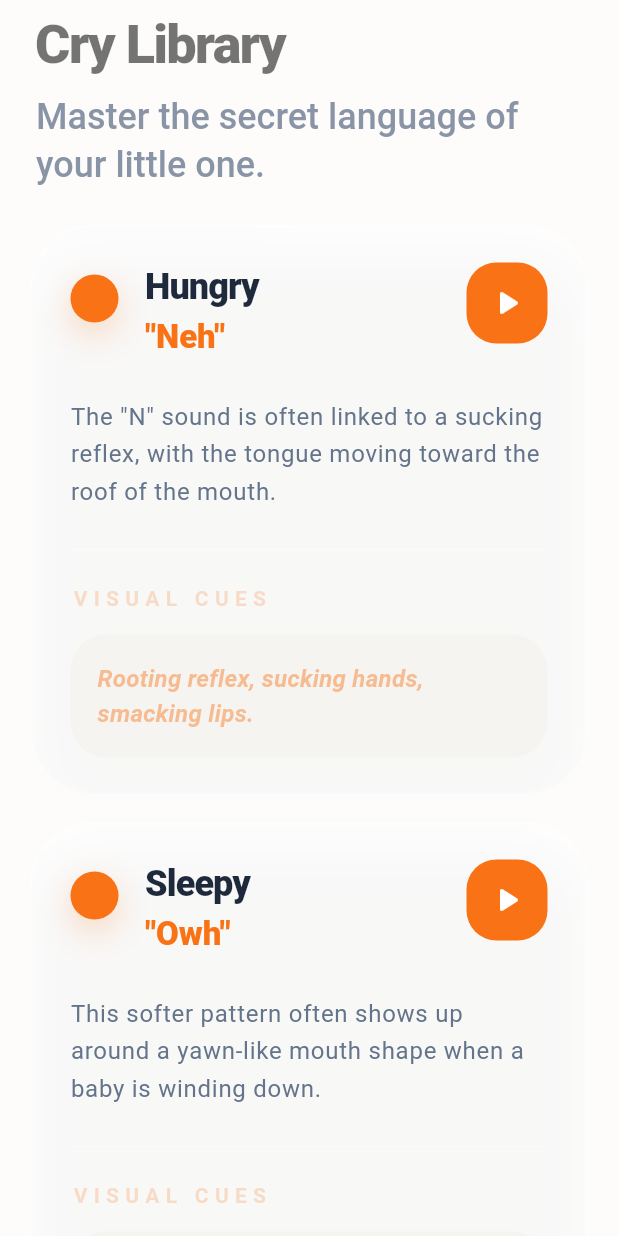
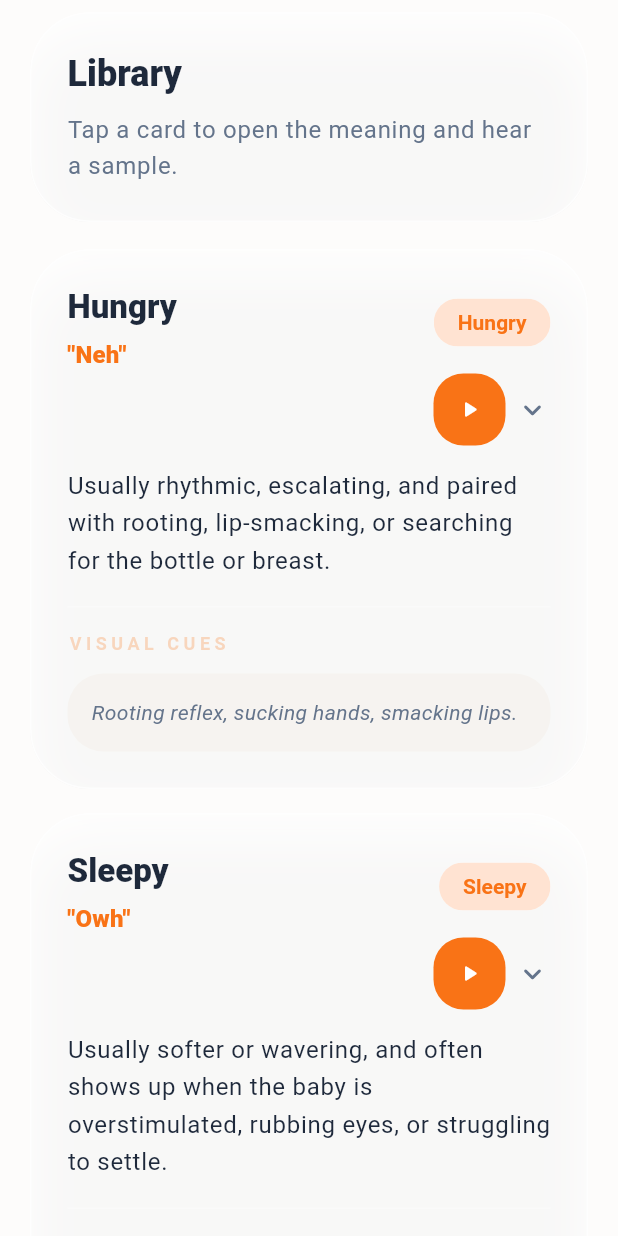
Before and after one commit to fuhao808/ai-baby-cry-copilot, a Flutter app: the GuideScreen widget shown alone on an empty page, opened directly, on a phone screen of 412 x 824 dp. Run offline on Flutter 3.47's test engine with Material 3 defaults, Android fonts, the phone set to English and light mode, and no system bars; our stand-ins replace cloud_firestore, dio, file_picker, firebase_auth, firebase_core, firebase_storage and 3 more; missing offline and left inert: audio_session, record; accounts and stored records are empty; statements that could not run were skipped.

Commit message:
Restore library style and inline cues

```diff
--- a/frontend/lib/data/sample_cry_catalog.dart
+++ b/frontend/lib/data/sample_cry_catalog.dart
@@ -4,10 +4,16 @@ const sampleCryCatalog = <SampleCry>[
   SampleCry(
     id: 'hungry',
     title: 'Hungry',
-    pattern: '"Neh"',
+    topLabel: 'Hungry',
+    soundLike: '"Neh"',
     summary:
-        'The "N" sound is often linked to a sucking reflex, with the tongue moving toward the roof of the mouth.',
-    visualCues: 'Rooting reflex, sucking hands, smacking lips.',
+        'Usually rhythmic, escalating, and paired with rooting, lip-smacking, or searching for the bottle or breast.',
+    details: [
+      'The cry may repeat in short bursts and build if feeding is delayed.',
+      'Look for turning the head side to side or bringing hands toward the mouth.',
+      'The "N" sound is often linked to a sucking reflex, with the tongue moving toward the roof of the mouth.',
+    ],
+    visualCue: 'Rooting reflex, sucking hands, smacking lips.',
     assetPath: 'assets/samples/hungry_sample.wav',
     fileName: 'hungry_sample.wav',
     previewStartSeconds: 0.0,
@@ -15,10 +21,16 @@ const sampleCryCatalog = <SampleCry>[
   SampleCry(
     id: 'sleepy',
     title: 'Sleepy',
-    pattern: '"Owh"',
+    topLabel: 'Sleepy',
+    soundLike: '"Owh"',
     summary:
-        'This softer pattern often shows up around a yawn-like mouth shape when a baby is winding down.',
-    visualCues: 'Rubbing eyes, zoning out, slower blinking, harder settling.',
+        'Usually softer or wavering, and often shows up when the baby is overstimulated, rubbing eyes, or struggling to settle.',
+    details: [
+      'The pattern may sound more breathy or tired than urgent.',
+      'A winding-down routine, dim light, or swaddle may help if the baby is otherwise comfortable.',
+      'This cue often appears around a yawn-like mouth shape when a baby is drifting toward sleep.',
+    ],
+    visualCue: 'Rubbing eyes, zoning out, slower blinking, harder settling.',
     assetPath: 'assets/samples/sleepy_sample.wav',
     fileName: 'sleepy_sample.wav',
     previewStartSeconds: 0.66,
@@ -26,10 +38,16 @@ const sampleCryCatalog = <SampleCry>[
   SampleCry(
     id: 'pain_gas',
     title: 'Pain / Gas',
-    pattern: '"Eairh"',
+    topLabel: 'Pain/Gas',
+    soundLike: '"Eairh"',
     summary:
-        'This tighter, more strained sound is commonly associated with belly pressure or a tense discomfort response.',
-    visualCues: 'Leg tucking, arching back, sudden tension, grimacing.',
+        'This pattern is often sharper, tighter, or more sudden, and may come with leg tucking, arching, or obvious discomfort.',
+    details: [
+      'Burping, bicycle legs, and checking pressure points like diaper and clothing are good first actions.',
+      'If a cry sounds unusual, persistent, or extreme, caregivers should not rely on an app alone.',
+      'The tighter "eairh" pattern is often associated with belly pressure or a tense discomfort response.',
+    ],
+    visualCue: 'Leg tucking, arching back, sudden tension, grimacing.',
     assetPath: 'assets/samples/pain_gas_sample.wav',
     fileName: 'pain_gas_sample.wav',
     previewStartSeconds: 0.0,
@@ -37,10 +55,16 @@ const sampleCryCatalog = <SampleCry>[
   SampleCry(
     id: 'fussy',
     title: 'Fussy / Discomfort',
-    pattern: '"Heh"',
+    topLabel: 'Fussy',
+    soundLike: '"Heh"',
     summary:
-        'This lighter, irregular complaint sound often appears when the baby is generally uncomfortable rather than urgently distressed.',
-    visualCues: 'Squirming, restlessness, overstimulation, position discomfort.',
+        'This category covers common general discomfort: temperature, clothing, overstimulation, position, or a need for soothing contact.',
+    details: [
+      'The cry may sound irritated or irregular rather than strongly tied to one need.',
+      'Try reducing stimulation, changing position, checking temperature, and offering gentle holding.',
+      'This lighter complaint pattern often appears when the baby is generally uncomfortable rather than urgently distressed.',
+    ],
+    visualCue: 'Squirming, restlessness, overstimulation, position discomfort.',
     assetPath: 'assets/samples/fussy_sample.wav',
     fileName: 'fussy_sample.wav',
     previewStartSeconds: 0.33,
--- a/frontend/lib/models/sample_cry.dart
+++ b/frontend/lib/models/sample_cry.dart
@@ -2,9 +2,11 @@ class SampleCry {
   const SampleCry({
     required this.id,
     required this.title,
-    required this.pattern,
+    required this.topLabel,
+    required this.soundLike,
     required this.summary,
-    required this.visualCues,
+    required this.details,
+    required this.visualCue,
     required this.assetPath,
     required this.fileName,
     this.previewStartSeconds = 0,
@@ -12,9 +14,11 @@ class SampleCry {
 
   final String id;
   final String title;
-  final String pattern;
+  final String topLabel;
+  final String soundLike;
   final String summary;
-  final String visualCues;
+  final List<String> details;
+  final String visualCue;
   final String assetPath;
   final String fileName;
   final double previewStartSeconds;
--- a/frontend/lib/screens/guide_screen.dart
+++ b/frontend/lib/screens/guide_screen.dart
@@ -18,6 +18,7 @@ class _GuideScreenState extends ConsumerState<GuideScreen> {
   late final AudioPlayer _player = AudioPlayer();
   String? _playingSampleId;
   String? _playbackError;
+  String? _expandedSampleId;
 
   @override
   void initState() {
@@ -85,29 +86,23 @@ class _GuideScreenState extends ConsumerState<GuideScreen> {
 
   @override
   Widget build(BuildContext context) {
-    final theme = Theme.of(context);
-
     return ListView(
       padding: const EdgeInsets.fromLTRB(20, 8, 20, 28),
       children: [
-        Padding(
-          padding: const EdgeInsets.only(left: 4, right: 4, bottom: 6),
+        FrostedPanel(
           child: Column(
             crossAxisAlignment: CrossAxisAlignment.start,
             children: [
               Text(
-                'Cry Library',
-                style: theme.textTheme.displaySmall?.copyWith(
-                  fontWeight: FontWeight.w800,
-                  letterSpacing: -1.2,
-                ),
+                'Library',
+                style: Theme.of(context).textTheme.headlineSmall,
               ),
               const SizedBox(height: 10),
               Text(
-                'Master the secret language of your little one.',
-                style: theme.textTheme.headlineSmall?.copyWith(
-                  color: theme.colorScheme.onSurfaceVariant.withValues(alpha: 0.76),
-                  fontWeight: FontWeight.w500,
+                'Tap a card to open the meaning and hear a sample.',
+                style: Theme.of(context).textTheme.bodyLarge?.copyWith(
+                      color: Theme.of(context).colorScheme.onSurfaceVariant,
+                      height: 1.5,
                     ),
               ),
             ],
@@ -125,9 +120,16 @@ class _GuideScreenState extends ConsumerState<GuideScreen> {
           _GuideCard(
             sample: sample,
             isPlaying: _playingSampleId == sample.id,
+            isExpanded: _expandedSampleId == sample.id,
+            onExpandPressed: () {
+              setState(() {
+                _expandedSampleId =
+                    _expandedSampleId == sample.id ? null : sample.id;
+              });
+            },
             onPlayPressed: () => _toggleSamplePlayback(sample),
           ),
-          const SizedBox(height: 18),
+          const SizedBox(height: 16),
         ],
       ],
     );
@@ -138,59 +140,38 @@ class _GuideCard extends StatelessWidget {
   const _GuideCard({
     required this.sample,
     required this.isPlaying,
+    required this.isExpanded,
+    required this.onExpandPressed,
     required this.onPlayPressed,
   });
 
   final SampleCry sample;
   final bool isPlaying;
+  final bool isExpanded;
+  final VoidCallback onExpandPressed;
   final VoidCallback onPlayPressed;
 
   @override
   Widget build(BuildContext context) {
     return FrostedPanel(
-      radius: 42,
-      padding: const EdgeInsets.fromLTRB(26, 24, 26, 24),
+      child: InkWell(
+        onTap: onExpandPressed,
+        borderRadius: BorderRadius.circular(32),
         child: Column(
           crossAxisAlignment: CrossAxisAlignment.start,
           children: [
             Row(
               crossAxisAlignment: CrossAxisAlignment.start,
               children: [
-              Container(
-                width: 32,
-                height: 32,
-                margin: const EdgeInsets.only(top: 8),
-                decoration: BoxDecoration(
-                  color: Theme.of(context).colorScheme.primary,
-                  shape: BoxShape.circle,
-                  boxShadow: [
-                    BoxShadow(
-                      blurRadius: 18,
-                      offset: const Offset(0, 8),
-                      color: Theme.of(context)
-                          .colorScheme
-                          .primary
-                          .withValues(alpha: 0.24),
-                    ),
-                  ],
-                ),
-              ),
-              const SizedBox(width: 18),
                 Expanded(
                   child: Column(
                     crossAxisAlignment: CrossAxisAlignment.start,
                     children: [
+                      Text(sample.title, style: Theme.of(context).textTheme.titleLarge),
+                      const SizedBox(height: 6),
                       Text(
-                      sample.title,
-                      style: Theme.of(context).textTheme.headlineSmall?.copyWith(
-                            fontWeight: FontWeight.w800,
-                            letterSpacing: -0.6,
-                          ),
-                    ),
-                    const SizedBox(height: 4),
-                    Text(
-                      sample.pattern,
-                      style: Theme.of(context).textTheme.titleLarge?.copyWith(
+                        sample.soundLike,
+                        style: Theme.of(context).textTheme.titleMedium?.copyWith(
                               color: Theme.of(context).colorScheme.primary,
                               fontWeight: FontWeight.w800,
                             ),
@@ -199,31 +180,48 @@ class _GuideCard extends StatelessWidget {
                   ),
                 ),
                 const SizedBox(width: 12),
+                Column(
+                  crossAxisAlignment: CrossAxisAlignment.end,
+                  children: [
+                    Chip(label: Text(sample.topLabel)),
+                    const SizedBox(height: 10),
+                    Row(
+                      mainAxisSize: MainAxisSize.min,
+                      children: [
                         FilledButton.tonal(
                           onPressed: onPlayPressed,
                           style: FilledButton.styleFrom(
-                  minimumSize: const Size(54, 54),
+                            minimumSize: const Size(48, 48),
                             padding: EdgeInsets.zero,
                             shape: RoundedRectangleBorder(
                               borderRadius: BorderRadius.circular(20),
                             ),
                           ),
                           child: Icon(
-                  isPlaying ? Icons.stop_rounded : Icons.play_arrow_rounded,
-                  size: 28,
+                            isPlaying
+                                ? Icons.stop_rounded
+                                : Icons.play_arrow_rounded,
                           ),
+                        ),
+                        const SizedBox(width: 6),
+                        Icon(
+                          isExpanded
+                              ? Icons.keyboard_arrow_up_rounded
+                              : Icons.keyboard_arrow_down_rounded,
+                          color: Theme.of(context).colorScheme.onSurfaceVariant,
                         ),
                       ],
                     ),
-          const SizedBox(height: 26),
+                  ],
+                ),
+              ],
+            ),
+            const SizedBox(height: 14),
             Text(
               sample.summary,
-            style: Theme.of(context).textTheme.bodyLarge?.copyWith(
-                  height: 1.58,
-                  color: Theme.of(context).colorScheme.onSurfaceVariant,
+              style: Theme.of(context).textTheme.bodyLarge?.copyWith(height: 1.55),
             ),
-          ),
-          const SizedBox(height: 26),
+            const SizedBox(height: 18),
             Container(
               height: 1,
               color: Theme.of(context)
@@ -231,43 +229,92 @@ class _GuideCard extends StatelessWidget {
                   .outlineVariant
                   .withValues(alpha: 0.35),
             ),
-          const SizedBox(height: 22),
+            const SizedBox(height: 16),
             Text(
               'VISUAL CUES',
-            style: Theme.of(context).textTheme.labelLarge?.copyWith(
-                  letterSpacing: 4.2,
+              style: Theme.of(context).textTheme.labelMedium?.copyWith(
+                    letterSpacing: 3.0,
                     color: Theme.of(context)
                         .colorScheme
                         .primary
-                      .withValues(alpha: 0.22),
+                        .withValues(alpha: 0.26),
                     fontWeight: FontWeight.w700,
                   ),
             ),
-          const SizedBox(height: 14),
+            const SizedBox(height: 12),
             Container(
               width: double.infinity,
-            padding: const EdgeInsets.symmetric(horizontal: 18, vertical: 18),
+              padding: const EdgeInsets.all(16),
               decoration: BoxDecoration(
                 color: Theme.of(context)
                     .colorScheme
                     .surfaceContainerHighest
-                  .withValues(alpha: 0.42),
+                    .withValues(alpha: 0.48),
                 borderRadius: BorderRadius.circular(24),
               ),
               child: Text(
-              sample.visualCues,
-              style: Theme.of(context).textTheme.titleMedium?.copyWith(
+                sample.visualCue,
+                style: Theme.of(context).textTheme.bodyMedium?.copyWith(
+                      color: Theme.of(context).colorScheme.onSurfaceVariant,
                       fontStyle: FontStyle.italic,
-                    color: Theme.of(context)
-                        .colorScheme
-                        .primary
-                        .withValues(alpha: 0.44),
                       height: 1.45,
                     ),
               ),
             ),
+            AnimatedCrossFade(
+              firstChild: const SizedBox(height: 0),
+              secondChild: Padding(
+                padding: const EdgeInsets.only(top: 16),
+                child: Column(
+                  children: [
+                    for (final detail in sample.details) ...[
+                      _Bullet(text: detail),
+                      const SizedBox(height: 10),
                     ],
+                  ],
+                ),
+              ),
+              crossFadeState: isExpanded
+                  ? CrossFadeState.showSecond
+                  : CrossFadeState.showFirst,
+              duration: const Duration(milliseconds: 220),
+            ),
+          ],
+        ),
       ),
     );
   }
 }
+
+class _Bullet extends StatelessWidget {
+  const _Bullet({required this.text});
+
+  final String text;
+
+  @override
+  Widget build(BuildContext context) {
+    return Row(
+      crossAxisAlignment: CrossAxisAlignment.start,
+      children: [
+        Padding(
+          padding: const EdgeInsets.only(top: 8),
+          child: Icon(
+            Icons.circle,
+            size: 8,
+            color: Theme.of(context).colorScheme.primary,
+          ),
+        ),
+        const SizedBox(width: 10),
+        Expanded(
+          child: Text(
+            text,
+            style: Theme.of(context).textTheme.bodyMedium?.copyWith(
+                  height: 1.5,
+                  color: Theme.of(context).colorScheme.onSurfaceVariant,
+                ),
+          ),
+        ),
+      ],
+    );
+  }
+}
```
Lines whose indentation alone changed are shown as unchanged.
